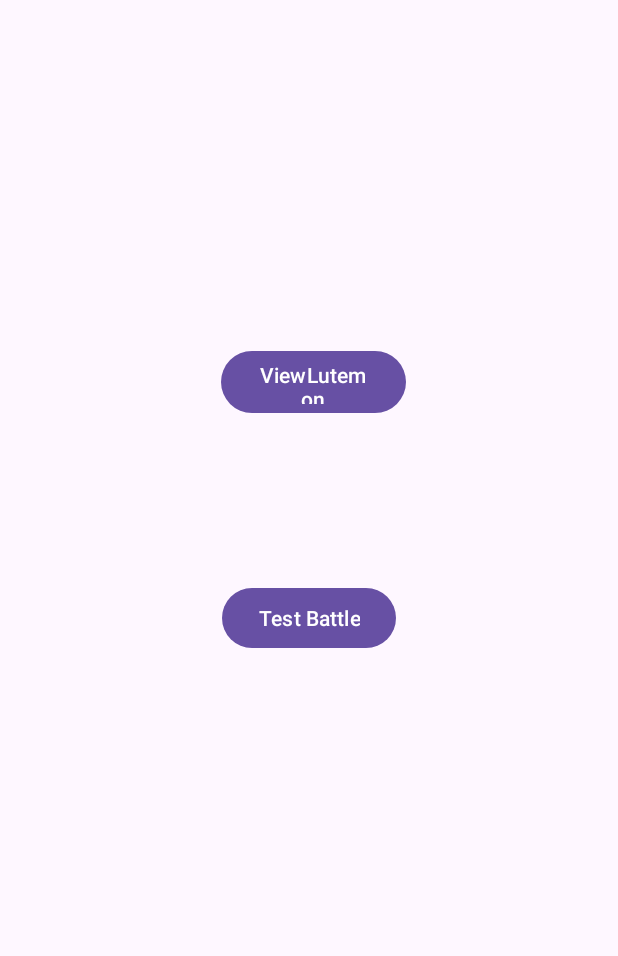
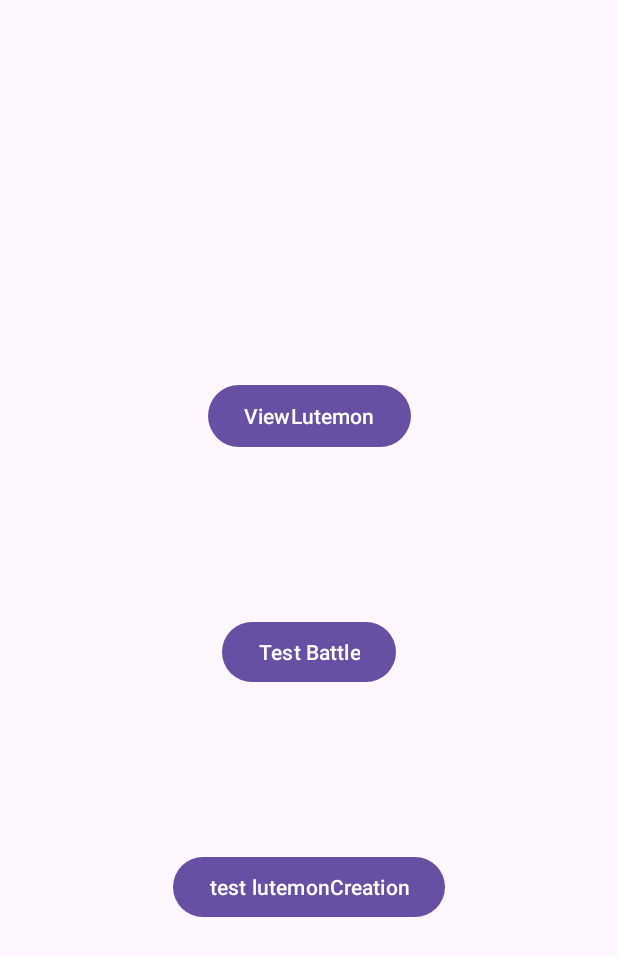
Before and after one commit to NNLisk/lutemonProject, an Android app: the screen it shows after launch (HomePage), on a phone screen of 412 x 824 dp. Shown: the top 956 px of the screen. Run offline under Robolectric (Android 15) with nearby library versions, the phone set to English and light mode, and no system bars.

Commit message:
homepage test lutemon creation button

```diff
--- a/app/src/main/java/com/example/lutemonnikomatei/GUI/HomePage.java
+++ b/app/src/main/java/com/example/lutemonnikomatei/GUI/HomePage.java
@@ -20,6 +20,8 @@ public class HomePage extends AppCompatActivity {
     Button testBattle;
     Button viewLute;
 
+    Button testLutemonCreation;
+
     @Override
     protected void onCreate(Bundle savedInstanceState) {
         super.onCreate(savedInstanceState);
@@ -33,6 +35,7 @@ public class HomePage extends AppCompatActivity {
 
         testBattle = findViewById(R.id.testBattle);
         viewLute = findViewById(R.id.viewLutemon);
+        testLutemonCreation = findViewById(R.id.testCreateLutemon);
 
         testBattle.setOnClickListener(view -> {
             Intent battleIntent = new Intent(HomePage.this, Battle.class);
@@ -41,5 +44,10 @@ public class HomePage extends AppCompatActivity {
         viewLute.setOnClickListener(view-> {Intent viewIntent = new Intent(HomePage.this, viewLutemons.class);
         startActivity(viewIntent);
         });
+
+        testLutemonCreation.setOnClickListener(view -> {
+            Intent createLutemonIntent = new  Intent(HomePage.this, CreateLutemon.class);
+            startActivity(createLutemonIntent);
+        });
     }
 }
--- a/app/src/main/java/com/example/lutemonnikomatei/LutemonManager.java
+++ b/app/src/main/java/com/example/lutemonnikomatei/LutemonManager.java
@@ -21,6 +21,12 @@ public class LutemonManager {
     Lutemon player2Lutemon;
     private LutemonManager() {
         this.listOfLutemons = new ArrayList<Lutemon>();
+
+        /*createLutemon("Niko", LUTEMONTYPES.STUDENT);
+        createLutemon("Matei", LUTEMONTYPES.STUDENT);
+        createLutemon("Cristian", LUTEMONTYPES.STUDENT);
+
+        createLutemon("JANNE", LUTEMONTYPES.Janne);*/
     }
     public static LutemonManager getInstance() {
         if (lutemonManager == null) {
@@ -30,7 +36,7 @@ public class LutemonManager {
     }
 
     public static void createLutemon(String name, LUTEMONTYPES type) {
-        Lutemon lutemon = null; //test purposes, later to be changed to switch case to account for types
+        Lutemon lutemon = null;
 
         switch (type) {
             case Janne:
--- a/app/src/main/res/layout/activity_main.xml
+++ b/app/src/main/res/layout/activity_main.xml
@@ -12,22 +12,35 @@
         android:layout_width="wrap_content"
         android:layout_height="wrap_content"
         android:text="@string/testBattle"
-        app:layout_constraintBottom_toBottomOf="parent"
+        app:layout_constraintBottom_toTopOf="@+id/testCreateLutemon"
         app:layout_constraintEnd_toEndOf="parent"
+        app:layout_constraintHorizontal_bias="0.5"
+        app:layout_constraintStart_toStartOf="parent"
+        app:layout_constraintTop_toBottomOf="@+id/viewLutemon" />
+
+    <Button
+        android:id="@+id/viewLutemon"
+        android:layout_width="wrap_content"
+        android:layout_height="49dp"
+        android:layout_marginTop="144dp"
+        android:autoText="false"
+        android:text="ViewLutemon"
+        app:layout_constraintBottom_toTopOf="@+id/testBattle"
+        app:layout_constraintEnd_toEndOf="parent"
+        app:layout_constraintHorizontal_bias="0.5"
         app:layout_constraintStart_toStartOf="parent"
         app:layout_constraintTop_toTopOf="parent" />
 
     <Button
-        android:id="@+id/viewLutemon"
-        android:layout_width="123dp"
-        android:layout_height="49dp"
-        android:autoText="false"
-        android:text="ViewLutemon"
-        app:layout_constraintBottom_toTopOf="@+id/testBattle"
+        android:id="@+id/testCreateLutemon"
+        android:layout_width="wrap_content"
+        android:layout_height="wrap_content"
+        android:layout_marginBottom="100dp"
+        android:text="test lutemonCreation"
+        app:layout_constraintBottom_toBottomOf="parent"
         app:layout_constraintEnd_toEndOf="parent"
-        app:layout_constraintHorizontal_bias="0.51"
+        app:layout_constraintHorizontal_bias="0.5"
         app:layout_constraintStart_toStartOf="parent"
-        app:layout_constraintTop_toTopOf="parent"
-        app:layout_constraintVertical_bias="0.679" />
+        app:layout_constraintTop_toBottomOf="@+id/testBattle" />
 
 </androidx.constraintlayout.widget.ConstraintLayout>
```
